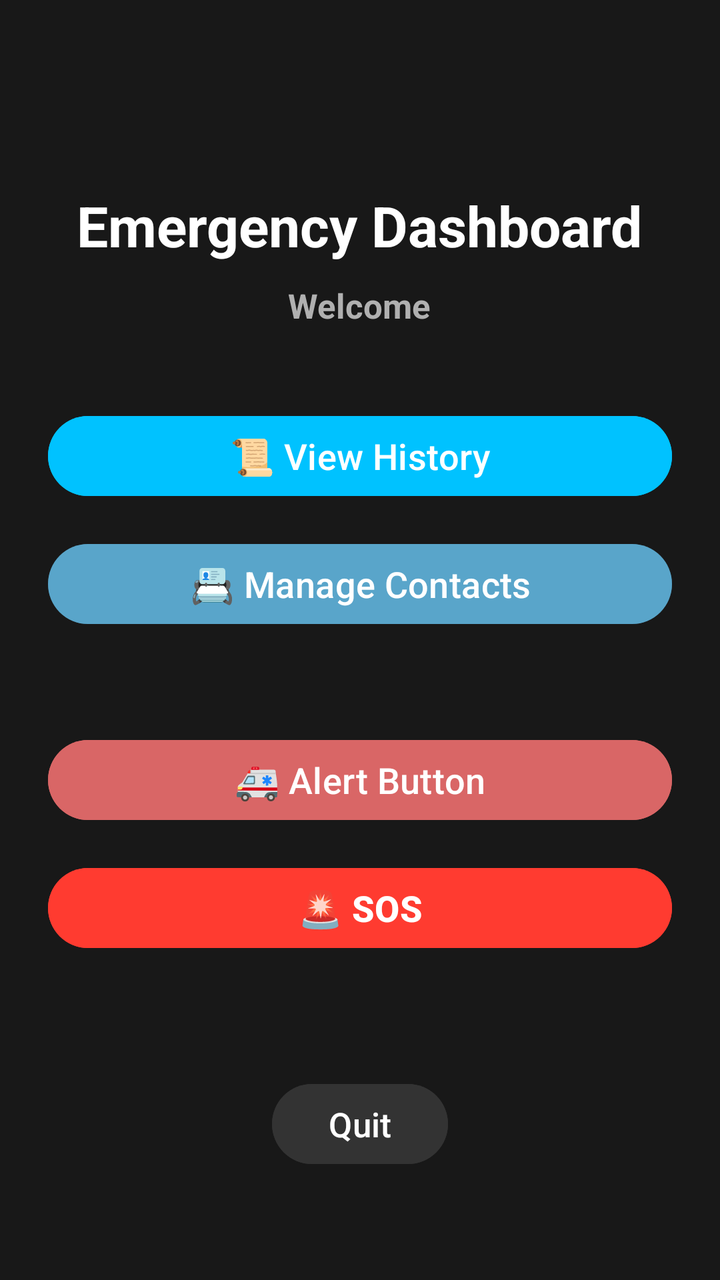
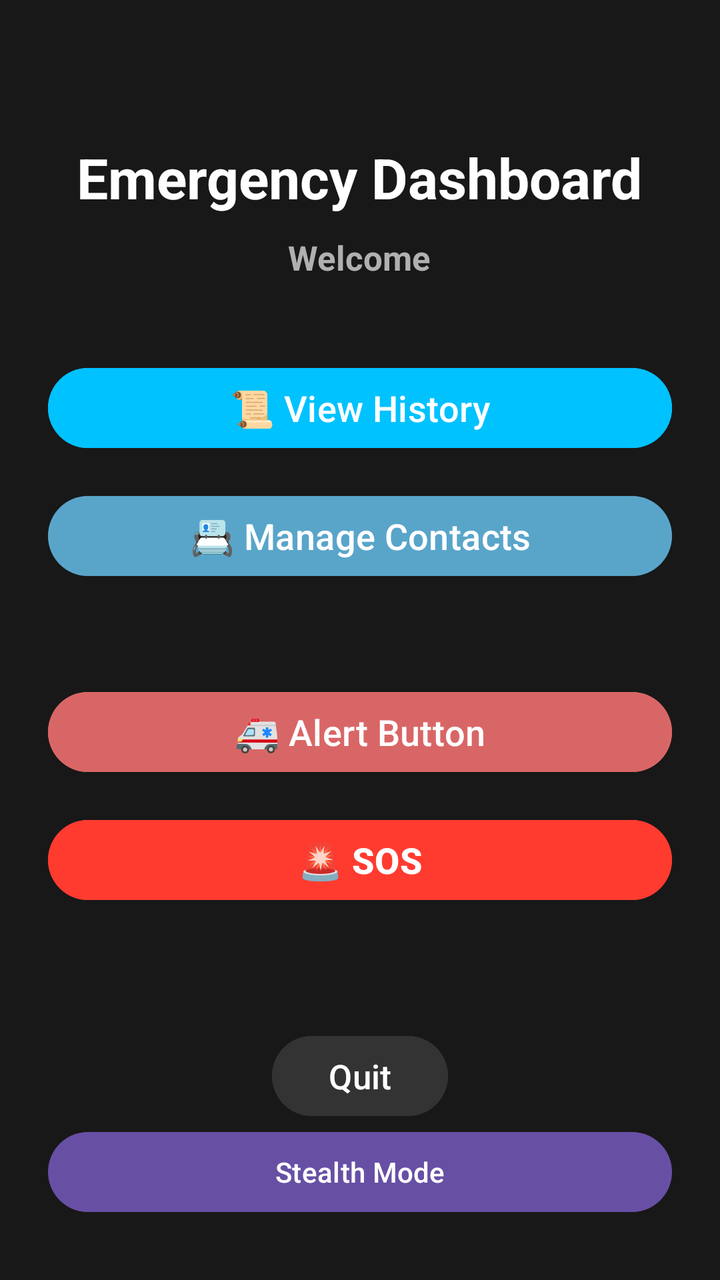

Before-and-after screenshots of an Android layout around one commit, followed by the original layout XML and the change that was made.
<!-- AndroidManifest.xml: application theme Theme.SilentEmergencyAlertApp -->
<!-- res/layout/activity_dashboard.xml -->
<?xml version="1.0" encoding="utf-8"?>
<LinearLayout xmlns:android="http://schemas.android.com/apk/res/android"
    xmlns:app="http://schemas.android.com/apk/res-auto"
    android:layout_width="match_parent"
    android:layout_height="match_parent"
    android:orientation="vertical"
    android:padding="24dp"
    android:gravity="center"
    android:background="@color/background_dark">

    <TextView
        android:id="@+id/emergencyDashboard"
        android:layout_width="wrap_content"
        android:layout_height="wrap_content"
        android:text="Emergency Dashboard"
        android:textColor="@color/text_primary"
        android:textSize="28sp"
        android:textStyle="bold"
        android:layout_marginTop="40dp"/>
    <TextView
        android:id="@+id/tvWelcome"
        android:layout_width="wrap_content"
        android:layout_height="wrap_content"
        android:text="Welcome"
        android:textColor="@color/text_secondary"
        android:textSize="17sp"
        android:textStyle="bold"
        android:layout_marginBottom="40dp"
        android:layout_marginTop="10dp"/>

    <Button
        android:id="@+id/btnHistory"
        android:layout_width="match_parent"
        android:layout_height="wrap_content"
        android:layout_marginBottom="16dp"
        android:backgroundTint="@color/primary_blue"
        android:elevation="4dp"
        android:text="📜 View History"
        android:textSize="18sp"
        app:cornerRadius="28dp" />

    <Button
        android:id="@+id/btnContacts"
        android:layout_width="match_parent"
        android:layout_height="wrap_content"
        android:layout_marginBottom="50dp"
        android:backgroundTint="#9567C3EF"
        android:elevation="4dp"
        android:text="📇 Manage Contacts"
        android:textSize="18sp"
        app:cornerRadius="28dp" />

    <Button
        android:id="@+id/btnAlert"
        android:layout_width="match_parent"
        android:layout_height="wrap_content"
        android:layout_marginBottom="16dp"
        android:backgroundTint="#D96666"
        android:elevation="4dp"
        android:text="🚑 Alert Button"
        android:textSize="18sp"
        app:cornerRadius="28dp" />

    <Button
        android:id="@+id/btnTrigger"
        android:layout_width="match_parent"
        android:layout_height="wrap_content"
        android:layout_marginBottom="60dp"
        android:backgroundTint="@color/button_alert"
        android:elevation="4dp"
        android:text="🚨 SOS"
        android:textStyle="bold"
        android:textSize="18sp"
        app:cornerRadius="28dp" />

    <Button
        android:id="@+id/btnQuit"
        android:layout_width="wrap_content"
        android:layout_height="wrap_content"
        android:backgroundTint="@color/button_dark"
        android:elevation="4dp"
        android:text="Quit"
        android:textSize="17sp"
        app:cornerRadius="28dp" />

</LinearLayout>
<!-- resources referenced by this layout -->
<resources>
  <color name="background_dark">#181818</color>
  <color name="button_alert">#FF3B30 </color>
  <color name="button_dark">#333333</color>
  <color name="primary_blue">#00C2FF</color>
  <color name="text_primary">#FFFFFF</color>
  <color name="text_secondary">#B0B0B0</color>
  <style name="Theme.SilentEmergencyAlertApp" parent="Base.Theme.SilentEmergencyAlertApp" />
  <style name="Base.Theme.SilentEmergencyAlertApp" parent="Theme.Material3.DayNight.NoActionBar">
          
          
      </style>
</resources>

<!-- the commit's change to res/layout/activity_dashboard.xml (unified diff, before → after) -->
@@ -82,5 +82,10 @@
         android:text="Quit"
         android:textSize="17sp"
         app:cornerRadius="28dp" />
+    <Button
+        android:id="@+id/btnStealth"
+        android:layout_width="match_parent"
+        android:layout_height="wrap_content"
+        android:text="Stealth Mode" />
 
 </LinearLayout>
